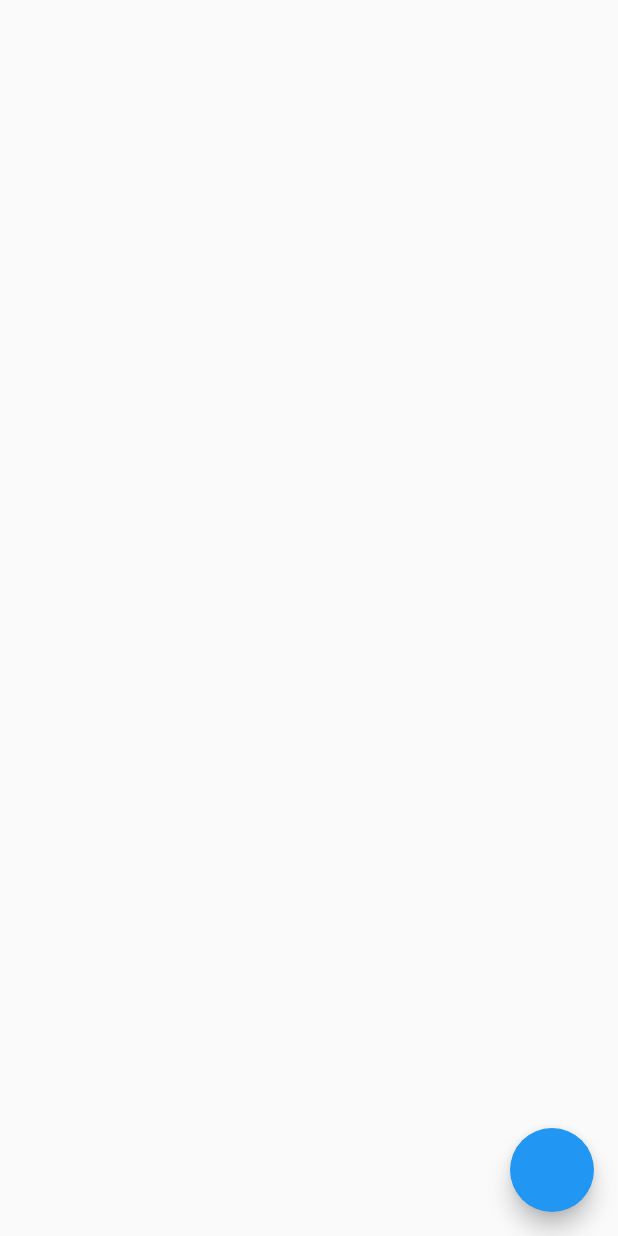
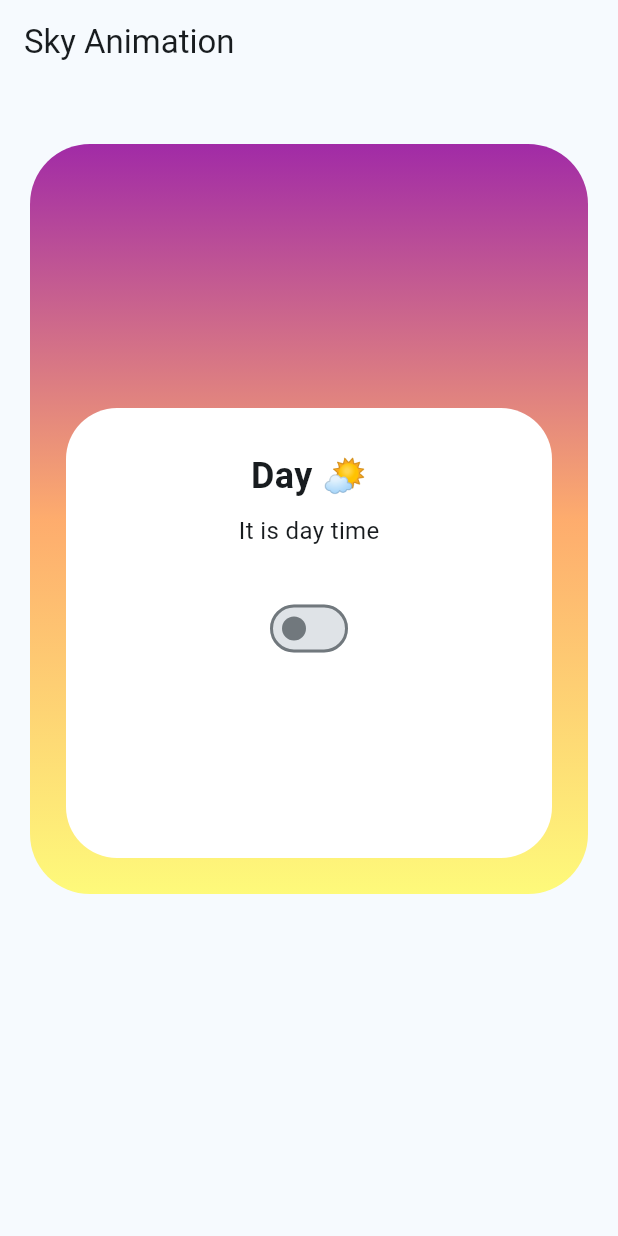
Before and after one commit to godwinnebri/Theming-with-provider, a Flutter app: the screen it shows after launch, on a phone screen of 412 x 824 dp. Run offline on Flutter 3.47's test engine with Material 2 defaults, Android fonts, the phone set to English and light mode, and no system bars.

Commit message:
completed ui

```diff
--- a/lib/main.dart
+++ b/lib/main.dart
@@ -1,7 +1,8 @@
 import 'package:flutter/material.dart';
 import 'package:provider/provider.dart';
 import 'package:theming_with_provider/application/theme_service.dart';
-import 'package:theming_with_provider/presentation/screens/homepage.dart';
+import 'package:theming_with_provider/presentation/screens/theme_animation/theme_animation_screen.dart';
+import 'package:theming_with_provider/presentation/theme/theme.dart';
 
 void main() {
   runApp(
@@ -20,9 +21,8 @@ class MyApp extends StatelessWidget {
       return MaterialApp(
         title: 'Flutter Demo',
         themeMode: themeService.isDarkModeOn ? ThemeMode.dark : ThemeMode.light,
-        theme: ThemeData(
-          primarySwatch: Colors.blue,
-        ),
+        theme: AppTheme.lightTheme,
+        darkTheme: AppTheme.darkTheme,
         home: const HomePage(),
         routes: const <String, WidgetBuilder>{
           // '/root': (BuildContext context) => const RootBottomNavigation(),
--- a/lib/presentation/screens/homepage.dart
+++ /dev/null
@@ -1,16 +0,0 @@
-import 'package:flutter/material.dart';
-import 'package:provider/provider.dart';
-import 'package:theming_with_provider/application/theme_service.dart';
-
-class HomePage extends StatelessWidget {
-  const HomePage({super.key});
-
-  @override
-  Widget build(BuildContext context) {
-    return Scaffold(
-      floatingActionButton: FloatingActionButton(
-        onPressed: () => Provider.of<ThemeService>(context).toggleTheme(),
-      ),
-    );
-  }
-}
--- /dev/null
+++ b/lib/presentation/screens/theme_animation/theme_animation_screen.dart
@@ -0,0 +1,112 @@
+import 'package:flutter/material.dart';
+import 'package:provider/provider.dart';
+import 'package:theming_with_provider/application/theme_service.dart';
+import 'package:theming_with_provider/presentation/screens/theme_animation/widgets/moon.dart';
+import 'package:theming_with_provider/presentation/screens/theme_animation/widgets/sun.dart';
+
+class HomePage extends StatelessWidget {
+  const HomePage({super.key});
+
+  @override
+  Widget build(BuildContext context) {
+    return Scaffold(
+      appBar: AppBar(
+        title: const Text('Sky Animation'),
+      ),
+      body: Consumer<ThemeService>(
+        builder: (context, themeService, child) {
+          return Padding(
+            padding: const EdgeInsets.symmetric(horizontal: 20, vertical: 40),
+            child: LayoutBuilder(
+              builder: (context, constraints) {
+                return Container(
+                    height: constraints.maxHeight > 730 ? 700 : 500,
+                    decoration: BoxDecoration(
+                      borderRadius: BorderRadius.circular(40),
+                      gradient: LinearGradient(
+                        colors: themeService.isDarkModeOn
+                            ? const [
+                                Color(0xFF94A9FF),
+                                Color(0xFF6B66CC),
+                                Color(0xFF200F75),
+                              ]
+                            : const [
+                                Color(0xDDFFFA66),
+                                Color(0xDDFFA057),
+                                Color(0xDD940B99)
+                              ],
+                        begin: Alignment.bottomCenter,
+                        end: Alignment.topCenter,
+                      ),
+                    ),
+                    child: Stack(
+                      children: [
+                        AnimatedPositioned(
+                          duration: const Duration(milliseconds: 400),
+                          top: themeService.isDarkModeOn ? 100 : 130,
+                          right: themeService.isDarkModeOn ? 100 : -40,
+                          child: AnimatedOpacity(
+                              duration: const Duration(milliseconds: 300),
+                              opacity: themeService.isDarkModeOn ? 1 : 0,
+                              child: const Moon()),
+                        ),
+                        AnimatedPadding(
+                          duration: const Duration(milliseconds: 400),
+                          padding: EdgeInsets.only(
+                              top: themeService.isDarkModeOn ? 150 : 50),
+                          child: const Center(
+                            child: Sun(),
+                          ),
+                        ),
+                        Align(
+                          alignment: Alignment.bottomCenter,
+                          child: Container(
+                            margin: const EdgeInsets.fromLTRB(24, 0, 24, 24),
+                            height: 300,
+                            width: constraints.maxWidth,
+                            decoration: BoxDecoration(
+                              color: themeService.isDarkModeOn
+                                  ? Colors.grey[800]
+                                  : Colors.white,
+                              borderRadius: BorderRadius.circular(34),
+                            ),
+                            child: Padding(
+                              padding: const EdgeInsets.all(28),
+                              child: Column(
+                                children: [
+                                  Text(
+                                    themeService.isDarkModeOn
+                                        ? 'Night 🌚'
+                                        : 'Day 🌤',
+                                    style: const TextStyle(
+                                        fontWeight: FontWeight.bold,
+                                        fontSize: 24),
+                                  ),
+                                  const SizedBox(height: 8),
+                                  Text(
+                                    themeService.isDarkModeOn
+                                        ? 'It is night time'
+                                        : 'It is day time',
+                                    style: const TextStyle(fontSize: 16),
+                                  ),
+                                  const SizedBox(height: 30),
+                                  Switch(
+                                      value: themeService.isDarkModeOn,
+                                      onChanged: (_) {
+                                        themeService.toggleTheme();
+                                      })
+                                ],
+                              ),
+                            ),
+                          ),
+                        )
+                      ],
+                    ));
+              },
+            ),
+          );
+        },
+      ),
+    );
+  }
+}
--- /dev/null
+++ b/lib/presentation/screens/theme_animation/widgets/moon.dart
@@ -0,0 +1,24 @@
+import 'package:flutter/material.dart';
+
+class Moon extends StatelessWidget {
+  const Moon({super.key});
+
+  @override
+  Widget build(BuildContext context) {
+    return Container(
+      height: 30,
+      width: 30,
+      decoration: const BoxDecoration(
+        shape: BoxShape.circle,
+        gradient: LinearGradient(
+          colors: [
+            Color(0xFF8983F7),
+            Color(0xFFA3DAFB),
+          ],
+          begin: Alignment.bottomLeft,
+          end: Alignment.topRight,
+        ),
+      ),
+    );
+  }
+}
--- /dev/null
+++ b/lib/presentation/screens/theme_animation/widgets/sun.dart
@@ -0,0 +1,34 @@
+import 'package:flutter/material.dart';
+import 'package:theming_with_provider/presentation/screens/theme_animation/widgets/sun_shine.dart';
+
+class Sun extends StatelessWidget {
+  const Sun({super.key});
+
+  @override
+  Widget build(BuildContext context) {
+    return SunShine(
+      radius: 160,
+      child: SunShine(
+        radius: 120,
+        child: SunShine(
+          radius: 80,
+          child: Container(
+            height: 50,
+            width: 50,
+            decoration: const BoxDecoration(
+              shape: BoxShape.circle,
+              gradient: LinearGradient(
+                colors: [
+                  Color(0xDDFC554F),
+                  Color(0xDDFFF79E),
+                ],
+                begin: Alignment.bottomLeft,
+                end: Alignment.topRight,
+              ),
+            ),
+          ),
+        ),
+      ),
+    );
+  }
+}
--- /dev/null
+++ b/lib/presentation/screens/theme_animation/widgets/sun_shine.dart
@@ -0,0 +1,22 @@
+import 'package:flutter/material.dart';
+import 'package:flutter/src/widgets/container.dart';
+import 'package:flutter/src/widgets/framework.dart';
+
+class SunShine extends StatelessWidget {
+  const SunShine({super.key, required this.radius, required this.child});
+  final double radius;
+  final Widget child;
+
+  @override
+  Widget build(BuildContext context) {
+    return Container(
+      height: radius,
+      width: radius,
+      decoration: BoxDecoration(
+        color: Colors.white.withOpacity(0.1),
+        shape: BoxShape.circle,
+      ),
+      child: Center(child: child),
+    );
+  }
+}
--- /dev/null
+++ b/lib/presentation/theme/theme.dart
@@ -0,0 +1,30 @@
+import 'package:flutter/material.dart';
+
+// about Material 3(https://m3.material.io/) and the useMaterial3 flag(https://api.flutter.dev/flutter/material/ThemeData/useMaterial3.html)
+
+class AppTheme {
+  AppTheme._();
+
+  static const _primaryColorLight = Colors.lightBlueAccent;
+
+  static const _primaryColorDark = Colors.lightGreenAccent;
+
+  static final ThemeData lightTheme = ThemeData(
+    colorScheme: ColorScheme.fromSeed(
+      seedColor: _primaryColorLight,
+      brightness: Brightness.light,
+    ),
+    useMaterial3: true,
+  );
+
+  static final ThemeData darkTheme = ThemeData(
+    useMaterial3: true,
+    appBarTheme: const AppBarTheme(
+      centerTitle: true,
+    ),
+    colorScheme: ColorScheme.fromSeed(
+      seedColor: _primaryColorDark,
+      brightness: Brightness.dark,
+    ),
+  );
+}
```
